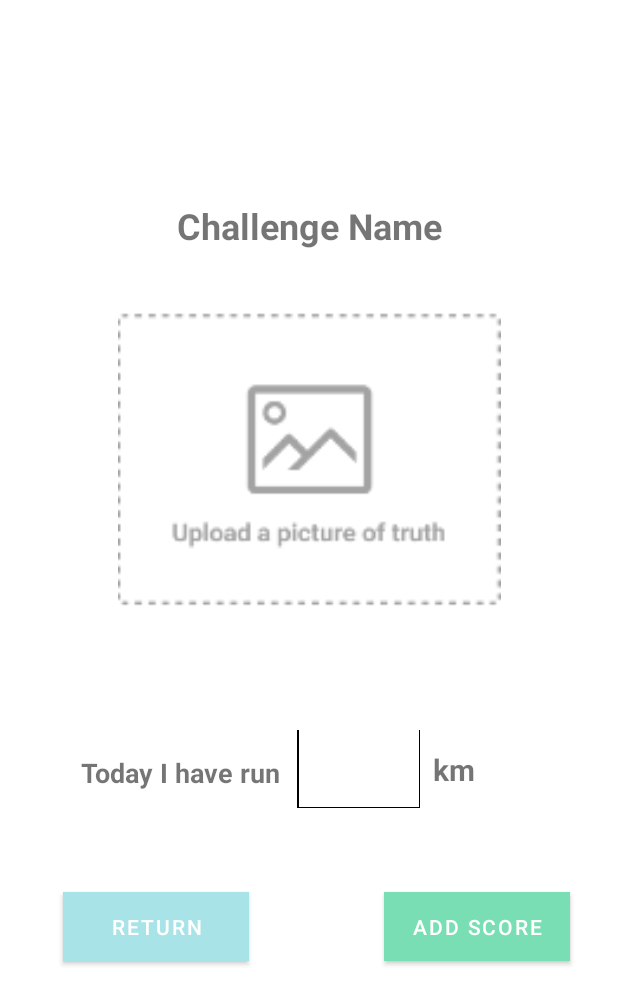
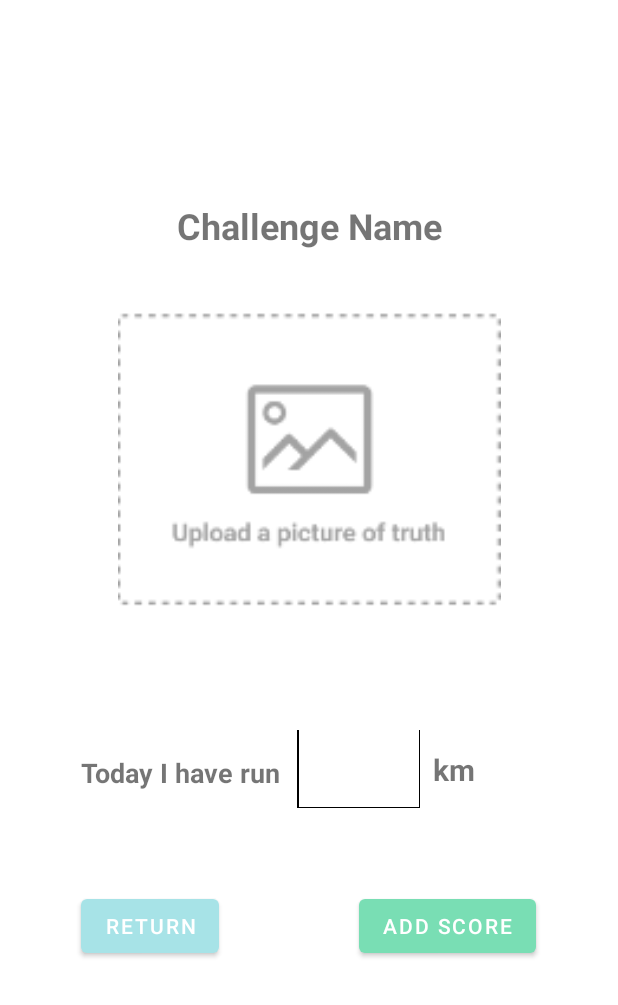
Before and after one commit to Fajlix/SonyMZ1, an Android app: the layout fragment_adding_score_page.xml on its own in the app's theme, with its tools: preview values and no code run, on a phone screen of 412 x 824 dp. Shown: the top 1005 px of the screen. Run offline under Robolectric (Android 15) with nearby library versions, the phone set to English and light mode, and no system bars; Roboto replaces fonts that are not available here.

Commit message:
Fixed bug where addScoreBtn on addScorePage was unreadable

```diff
--- a/app/src/main/res/layout/fragment_adding_score_page.xml
+++ b/app/src/main/res/layout/fragment_adding_score_page.xml
@@ -5,34 +5,6 @@
     android:layout_width="match_parent"
     android:layout_height="match_parent"
     tools:context=".AddingScorePage" >
-
-    <Button
-        android:id="@+id/returnBtn"
-        android:layout_width="124dp"
-        android:layout_height="46dp"
-        android:background="#A7E3E7"
-        android:text="Return"
-        app:backgroundTint="#A7E3E7"
-        app:layout_constraintBottom_toBottomOf="parent"
-        app:layout_constraintEnd_toEndOf="parent"
-        app:layout_constraintHorizontal_bias="0.146"
-        app:layout_constraintStart_toStartOf="parent"
-        app:layout_constraintTop_toTopOf="parent"
-        app:layout_constraintVertical_bias="0.764" />
-
-    <Button
-        android:id="@+id/addScoreBtn"
-        android:layout_width="124dp"
-        android:layout_height="46dp"
-        android:background="#79DEB4"
-        android:text="Add score"
-        app:backgroundTint="#79DEB4"
-        app:layout_constraintBottom_toBottomOf="parent"
-        app:layout_constraintEnd_toEndOf="parent"
-        app:layout_constraintHorizontal_bias="0.888"
-        app:layout_constraintStart_toStartOf="parent"
-        app:layout_constraintTop_toTopOf="parent"
-        app:layout_constraintVertical_bias="0.764" />
 
     <TextView
         android:id="@+id/challengeName2"
@@ -115,4 +87,32 @@
         app:layout_constraintTop_toTopOf="parent"
         app:layout_constraintVertical_bias="0.63" />
 
+    <Button
+        android:id="@+id/addScoreBtn"
+        android:layout_width="wrap_content"
+        android:layout_height="wrap_content"
+        android:text="Add score"
+        android:textColor="#FFFFFF"
+        app:backgroundTint="#79DEB4"
+        app:layout_constraintBottom_toBottomOf="parent"
+        app:layout_constraintEnd_toEndOf="parent"
+        app:layout_constraintHorizontal_bias="0.815"
+        app:layout_constraintStart_toStartOf="parent"
+        app:layout_constraintTop_toTopOf="parent"
+        app:layout_constraintVertical_bias="0.765" />
+
+    <Button
+        android:id="@+id/returnBtn"
+        android:layout_width="wrap_content"
+        android:layout_height="wrap_content"
+        android:text="Return"
+        android:textColor="#FFFFFF"
+        app:backgroundTint="#A7E3E7"
+        app:layout_constraintBottom_toBottomOf="parent"
+        app:layout_constraintEnd_toEndOf="parent"
+        app:layout_constraintHorizontal_bias="0.169"
+        app:layout_constraintStart_toStartOf="parent"
+        app:layout_constraintTop_toTopOf="parent"
+        app:layout_constraintVertical_bias="0.765" />
+
 </androidx.constraintlayout.widget.ConstraintLayout>
```
